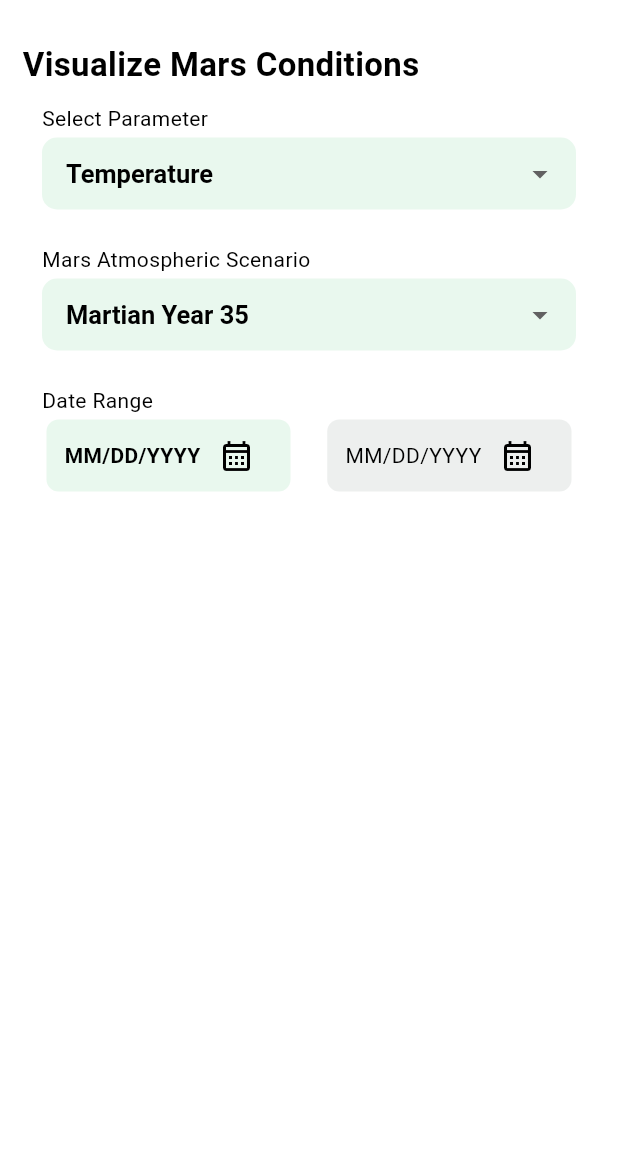
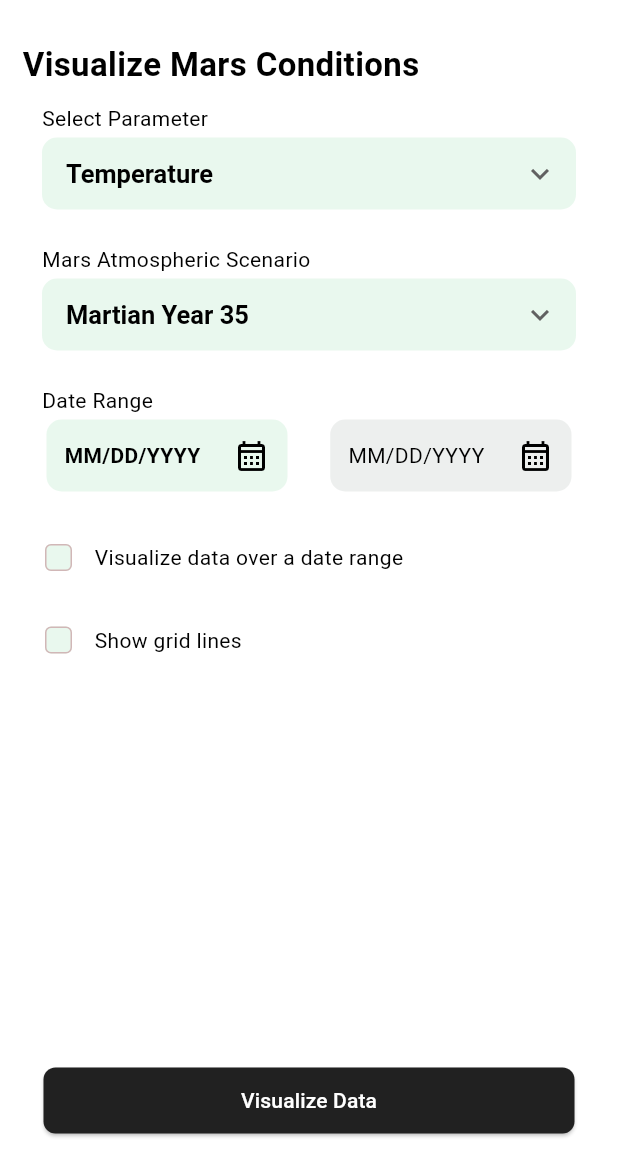
Before and after one commit to LiquidGalaxyLAB/Martian-Climate-Dashboard, a Flutter app: the screen it shows after launch, on a phone screen of 412 x 824 dp, the part 65-1236 px from its top. Run offline on Flutter 3.47's test engine with Material 3 defaults, Android fonts, the light colour scheme and no system bars.

Commit message:
feat: initial iteration of Home UI complete

```diff
--- a/lib/pages/home_page.dart
+++ b/lib/pages/home_page.dart
@@ -1,10 +1,20 @@
 import 'package:flutter/material.dart';
+import 'package:martian_climate_dashboard/widgets/button.dart';
+import 'package:martian_climate_dashboard/widgets/check_box.dart';
 import 'package:martian_climate_dashboard/widgets/date_picker.dart';
 import 'package:martian_climate_dashboard/widgets/drawer.dart';
 import 'package:martian_climate_dashboard/widgets/parameter_picker.dart';
 
-class HomePage extends StatelessWidget {
+class HomePage extends StatefulWidget {
   const HomePage({super.key});
+
+  @override
+  State<HomePage> createState() => _HomePageState();
+}
+
+class _HomePageState extends State<HomePage> {
+  bool isDateRangeEnabled = false;
+  bool isGridEnabled = false;
 
   @override
   Widget build(BuildContext context) {
@@ -14,6 +24,9 @@ class HomePage extends StatelessWidget {
       body: Padding(
         padding: const EdgeInsets.all(15.0),
         child: Column(
+          mainAxisAlignment: MainAxisAlignment.spaceBetween,
+          children: [
+            Column(
               mainAxisAlignment: MainAxisAlignment.start,
               crossAxisAlignment: CrossAxisAlignment.start,
               children: <Widget>[
@@ -42,7 +55,10 @@ class HomePage extends StatelessWidget {
                   padding: const EdgeInsets.symmetric(horizontal: 13.0),
                   child: Text(
                     'Date Range',
-                style: TextStyle(fontSize: 14, fontWeight: FontWeight.normal),
+                    style: TextStyle(
+                      fontSize: 14,
+                      fontWeight: FontWeight.normal,
+                    ),
                   ),
                 ),
                 SizedBox(height: 3),
@@ -65,6 +81,32 @@ class HomePage extends StatelessWidget {
                     ),
                   ],
                 ),
+                SizedBox(height: 20),
+                CheckBox(
+                  onChange:
+                      (value) => setState(() {
+                        isDateRangeEnabled = value ?? false;
+                      }),
+                  isChecked: isDateRangeEnabled,
+                  text: "Visualize data over a date range",
+                ),
+                SizedBox(height: 7),
+                CheckBox(
+                  onChange:
+                      (value) => setState(() {
+                        isGridEnabled = value ?? false;
+                      }),
+                  isChecked: isGridEnabled,
+                  text: "Show grid lines",
+                ),
+              ],
+            ),
+            MCDButton(
+              onPressed: () {
+                print('Visualize Data Pressed');
+              },
+              text: 'Visualize Data',
+            ),
           ],
         ),
       ),
--- a/lib/utils/themedata.dart
+++ b/lib/utils/themedata.dart
@@ -23,7 +23,28 @@ class AppTheme {
         borderSide: BorderSide.none,
       ),
     ),
-
+    checkboxTheme: CheckboxThemeData(
+      fillColor: WidgetStateProperty.all<Color>(Color(0xFFE9F8EE)),
+      checkColor: WidgetStateProperty.all<Color>(Colors.black54),
+      overlayColor: WidgetStateProperty.all<Color>(Colors.transparent),
+      side: BorderSide(color: Color(0xFFD1B7B7), width: 1.0),
+      shape: RoundedRectangleBorder(borderRadius: BorderRadius.circular(4.0)),
+    ),
+    elevatedButtonTheme: ElevatedButtonThemeData(
+      style: ElevatedButton.styleFrom(
+        backgroundColor: const Color(0xFF212121),
+        foregroundColor: Colors.white,
+        shape: RoundedRectangleBorder(
+          borderRadius: BorderRadius.circular(10.0),
+        ),
+        padding: const EdgeInsets.symmetric(horizontal: 20.0, vertical: 12.0),
+      ),
+    ),
+    buttonTheme: ButtonThemeData(
+      buttonColor: Color(0xFF212121),
+      shape: RoundedRectangleBorder(borderRadius: BorderRadius.circular(10.0)),
+      textTheme: ButtonTextTheme.primary,
+    ),
     appBarTheme: const AppBarTheme(
       backgroundColor: Colors.white,
       // foregroundColor: Colors.white,
--- /dev/null
+++ b/lib/widgets/button.dart
@@ -0,0 +1,30 @@
+import 'package:flutter/material.dart';
+
+class MCDButton extends StatelessWidget {
+  final VoidCallback? onPressed;
+  final String text;
+  const MCDButton({super.key, this.onPressed, required this.text});
+
+  @override
+  Widget build(BuildContext context) {
+    return Padding(
+      padding: const EdgeInsets.symmetric(vertical: 8.0, horizontal: 14),
+      child: SizedBox(
+        width: double.infinity,
+        child: ElevatedButton(
+          onPressed: onPressed,
+          style: ElevatedButton.styleFrom(
+            padding: const EdgeInsets.symmetric(
+              horizontal: 30.0,
+              vertical: 12.0,
+            ),
+            shape: RoundedRectangleBorder(
+              borderRadius: BorderRadius.circular(8.0),
+            ),
+          ),
+          child: Text(text),
+        ),
+      ),
+    );
+  }
+}
--- /dev/null
+++ b/lib/widgets/check_box.dart
@@ -0,0 +1,20 @@
+import 'package:flutter/material.dart';
+
+class CheckBox extends StatelessWidget {
+  final ValueChanged<bool?> onChange;
+  final bool isChecked;
+  final String text;
+  const CheckBox({
+    super.key,
+    required this.onChange,
+    required this.text,
+    required this.isChecked,
+  });
+
+  @override
+  Widget build(BuildContext context) {
+    return Row(
+      children: [Checkbox(value: isChecked, onChanged: onChange), Text(text)],
+    );
+  }
+}
--- a/lib/widgets/date_picker.dart
+++ b/lib/widgets/date_picker.dart
@@ -12,13 +12,13 @@ class DatePicker extends StatelessWidget {
   @override
   Widget build(BuildContext context) {
     return Container(
-      padding: const EdgeInsets.symmetric(horizontal: 12.0, vertical: 0.0),
+      padding: const EdgeInsets.only(left: 12.0),
       decoration: BoxDecoration(
         color:
             enabled
                 ? Theme.of(context).primaryColor
                 : Theme.of(context).colorScheme.secondary,
-        borderRadius: BorderRadius.circular(8.0),
+        borderRadius: BorderRadius.circular(10),
       ),
       child: Row(
         mainAxisAlignment: MainAxisAlignment.spaceBetween,
@@ -29,6 +29,7 @@ class DatePicker extends StatelessWidget {
               fontWeight: enabled ? FontWeight.bold : FontWeight.normal,
             ),
           ),
+          SizedBox(width: 10.0),
           IconButton(
             icon: const Icon(Icons.calendar_month_outlined),
             padding: const EdgeInsets.all(0.0),
--- a/lib/widgets/parameter_picker.dart
+++ b/lib/widgets/parameter_picker.dart
@@ -22,6 +22,7 @@ class ParameterPicker extends StatelessWidget {
         ),
         SizedBox(height: 3),
         DropdownButtonFormField<String>(
+          icon: const Icon(Icons.keyboard_arrow_down_sharp),
           value: selectedParameter,
           isDense: true,
           decoration: const InputDecoration(
```
Lines whose indentation alone changed are shown as unchanged.
